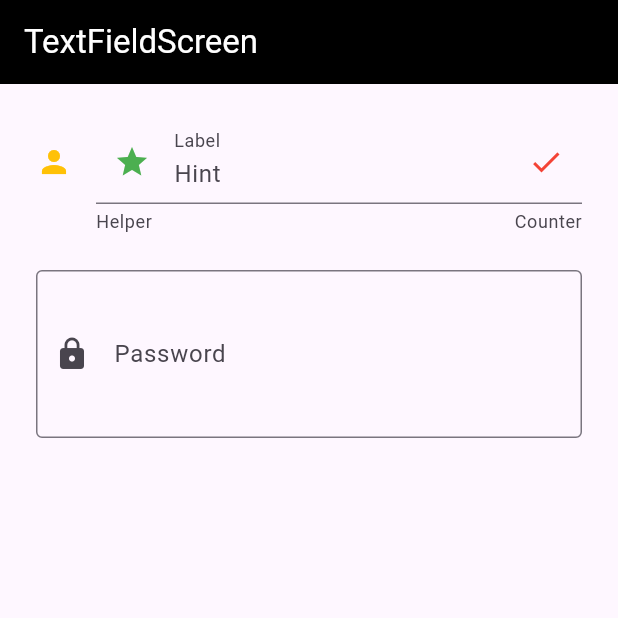
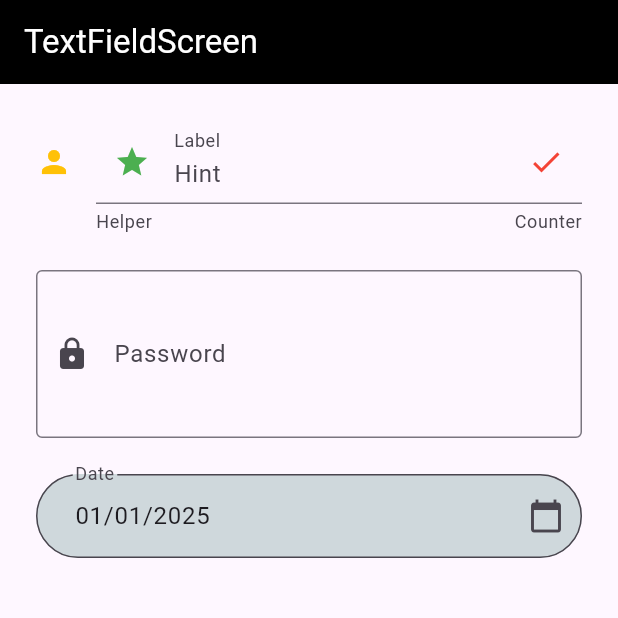
Before and after one commit to Kabir-Giuralarocca/flutter_its_2025, a Flutter app: the screen it shows after launch, on a phone screen of 412 x 824 dp, the top half of it. Run offline on Flutter 3.47's test engine with Material 3 defaults, Android fonts, the phone set to English and light mode, and no system bars; our stand-ins replace google_fonts, material_symbols_icons.

Commit message:
Add date selection functionality to TextFieldScreen and include intl package

```diff
--- a/lib/ui/screens/text_field_screen.dart
+++ b/lib/ui/screens/text_field_screen.dart
@@ -1,5 +1,6 @@
 import 'package:flutter/material.dart';
 import 'package:flutter/services.dart';
+import 'package:intl/intl.dart';
 
 class TextFieldScreen extends StatefulWidget {
   const TextFieldScreen({super.key});
@@ -10,6 +11,21 @@ class TextFieldScreen extends StatefulWidget {
 
 class _TextFieldScreenState extends State<TextFieldScreen> {
   bool _obscureText = true;
+  final TextEditingController _dateController = TextEditingController(text: '01/01/2025');
+  final DateFormat _formatter = DateFormat.yMd();
+
+  void _selectDate() async {
+    final DateTime? picked = await showDatePicker(
+      context: context,
+      firstDate: DateTime(1900),
+      lastDate: DateTime(2100),
+    );
+    if (picked != null) {
+      setState(() {
+        _dateController.text = _formatter.format(picked);
+      });
+    }
+  }
 
   @override
   Widget build(BuildContext context) {
@@ -56,6 +72,22 @@ class _TextFieldScreenState extends State<TextFieldScreen> {
               obscureText: _obscureText,
               obscuringCharacter: '*',
             ),
+            TextField(
+              keyboardType: TextInputType.datetime,
+              controller: _dateController,
+              decoration: InputDecoration(
+                labelText: 'Date',
+                hintText: 'DD/MM/YYYY',
+                filled: true,
+                fillColor: Colors.blueGrey.shade100,
+                contentPadding: const EdgeInsets.symmetric(vertical: 16, horizontal: 24),
+                border: OutlineInputBorder(borderRadius: BorderRadius.circular(32), gapPadding: 2),
+                suffixIcon: IconButton(
+                  onPressed: _selectDate,
+                  icon: const Icon(Icons.calendar_today),
+                ),
+              ),
+            ),
           ],
         ),
       ),
--- a/pubspec.yaml
+++ b/pubspec.yaml
@@ -32,6 +32,7 @@ dependencies:
   flutter:
     sdk: flutter
   google_fonts: ^6.3.2
+  intl: ^0.20.2
   material_symbols_icons: ^4.2873.0
 
 dev_dependencies:
```
Also changed, not shown: pubspec.lock.
